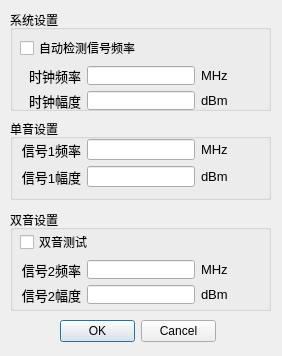
Quenii/ADCEVM, file soft/zebra-scope-4x/SignalSettingsDialog.ui: the form before one commit.
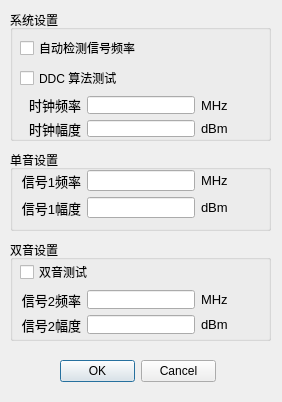
The form after the commit.

Patch:
```diff
--- a/soft/zebra-scope-4x/SignalSettingsDialog.ui
+++ b/soft/zebra-scope-4x/SignalSettingsDialog.ui
@@ -7,7 +7,7 @@
     <x>0</x>
     <y>0</y>
     <width>282</width>
-    <height>356</height>
+    <height>402</height>
    </rect>
   </property>
   <property name="windowTitle">
@@ -17,7 +17,7 @@
    <property name="geometry">
     <rect>
      <x>60</x>
-     <y>320</y>
+     <y>360</y>
      <width>156</width>
      <height>23</height>
     </rect>
@@ -35,7 +35,7 @@
      <x>10</x>
      <y>10</y>
      <width>261</width>
-     <height>101</height>
+     <height>131</height>
     </rect>
    </property>
    <property name="title">
@@ -47,18 +47,11 @@
       <x>10</x>
       <y>26</y>
       <width>241</width>
-      <height>74</height>
+      <height>101</height>
      </rect>
     </property>
     <layout class="QGridLayout" name="gridLayout_5">
-     <item row="0" column="0">
-      <widget class="QCheckBox" name="signalDetectCheckBox">
-       <property name="text">
-        <string>自动检测信号频率</string>
-       </property>
-      </widget>
-     </item>
-     <item row="1" column="0">
+     <item row="2" column="0">
       <layout class="QGridLayout" name="gridLayout_2">
        <item row="0" column="0">
         <widget class="QLabel" name="labl_16">
@@ -152,6 +145,20 @@
        </item>
       </layout>
      </item>
+     <item row="0" column="0">
+      <widget class="QCheckBox" name="signalDetectCheckBox">
+       <property name="text">
+        <string>自动检测信号频率</string>
+       </property>
+      </widget>
+     </item>
+     <item row="1" column="0">
+      <widget class="QCheckBox" name="iqCheckBox">
+       <property name="text">
+        <string>DDC 算法测试</string>
+       </property>
+      </widget>
+     </item>
     </layout>
    </widget>
   </widget>
@@ -159,7 +166,7 @@
    <property name="geometry">
     <rect>
      <x>10</x>
-     <y>119</y>
+     <y>150</y>
      <width>261</width>
      <height>81</height>
     </rect>
@@ -274,7 +281,7 @@
    <property name="geometry">
     <rect>
      <x>10</x>
-     <y>210</y>
+     <y>240</y>
      <width>261</width>
      <height>101</height>
     </rect>
```
Left out of the diff: 110 changed lines with no effect on the pictures.
